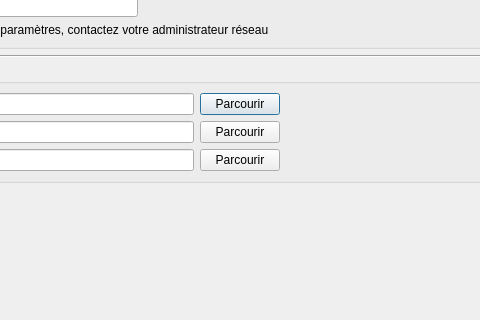
This is parametreshandler.ui in InformatiqueAtmoNA/tam as Qt 5 draws it before an edit; both pictures show x 190 to 670 and y 223 to 543 of the 844 by 703 pixel window. The edited form follows.
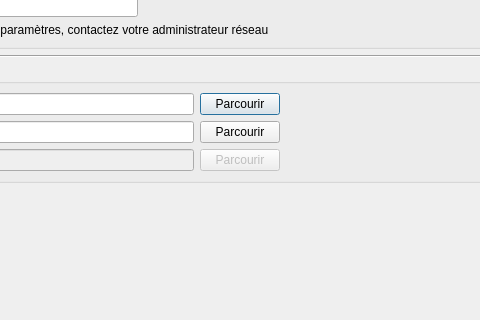
This is the edited form.

The edit to the form file:
```diff
--- a/parametreshandler.ui
+++ b/parametreshandler.ui
@@ -476,6 +476,9 @@
            <layout class="QHBoxLayout" name="horizontalLayout_10">
             <item>
              <widget class="QLineEdit" name="lineEdit_RepRapports">
+              <property name="enabled">
+               <bool>false</bool>
+              </property>
               <property name="sizePolicy">
                <sizepolicy hsizetype="Preferred" vsizetype="Fixed">
                 <horstretch>0</horstretch>
@@ -492,6 +495,9 @@
             </item>
             <item>
              <widget class="QPushButton" name="pushButton_RepRapports_Parcourir">
+              <property name="enabled">
+               <bool>false</bool>
+              </property>
               <property name="text">
                <string>Parcourir</string>
               </property>
```
